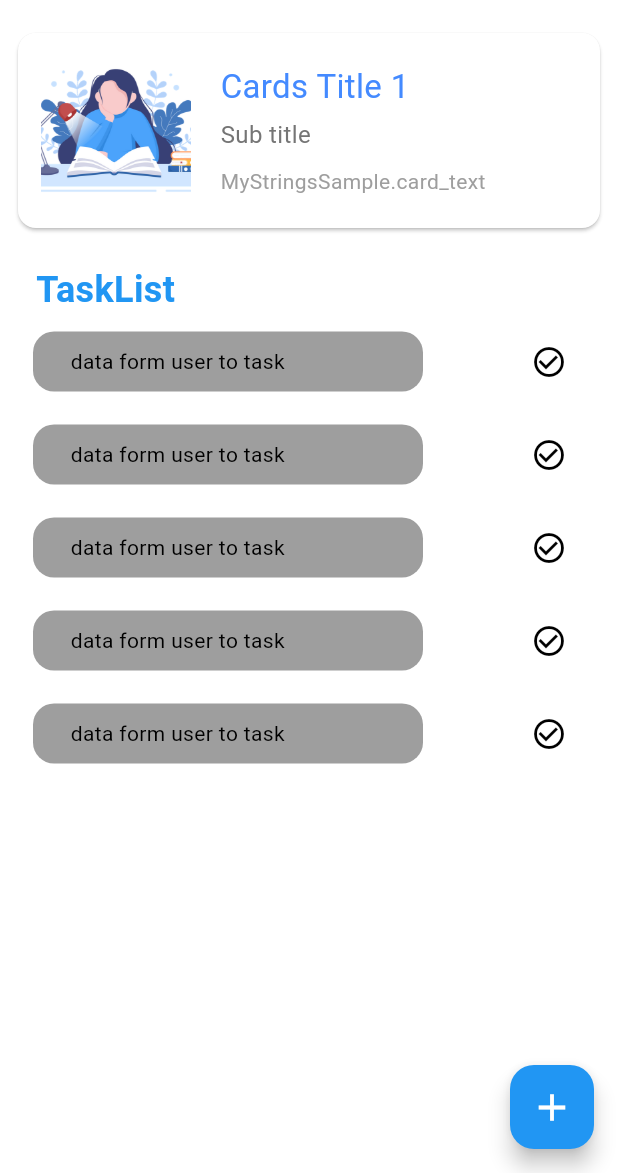
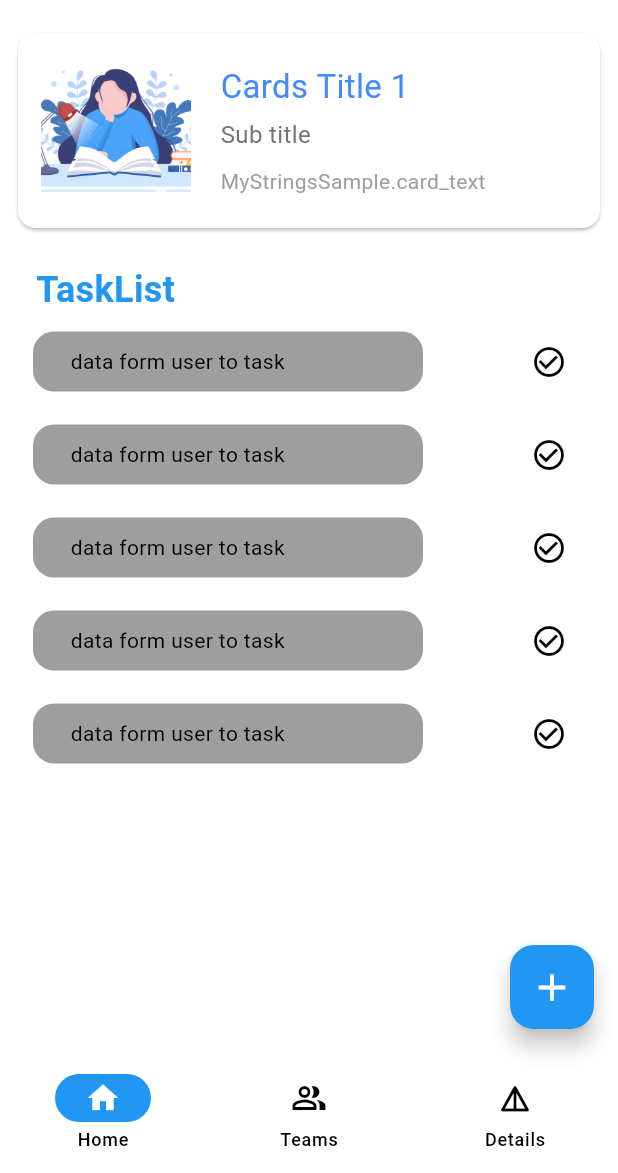
Before and after one commit to Mahmoud4456/Task-management, a Flutter app: the screen it shows after launch, on a phone screen of 412 x 824 dp, the part 63-1236 px from its top. Run offline on Flutter 3.47's test engine with Material 3 defaults, Android fonts, the phone set to English and light mode, and no system bars; our stand-ins replace firebase_core; accounts and stored records are empty.

Commit message:
bottom navigation bar

```diff
--- a/lib/core/utils/colors.dart
+++ b/lib/core/utils/colors.dart
@@ -2,3 +2,4 @@ import 'package:flutter/material.dart';
 
 const primaryColor = Colors.blue ;
 const primaryTextColor = Colors.black ;
+const Color iconColor =   Colors.white ;
--- a/lib/features/home_feature/presentation/view/home_view.dart
+++ b/lib/features/home_feature/presentation/view/home_view.dart
@@ -1,4 +1,5 @@
 import 'package:flutter/material.dart';
+import 'package:task_manager/features/home_feature/presentation/view/widget/custom_bottom_navigation_bar.dart';
 import 'package:task_manager/features/home_feature/presentation/view/widget/custom_floating_action_button.dart';
 import 'package:task_manager/features/home_feature/presentation/view/widget/home_app_bar.dart';
 import 'package:task_manager/features/home_feature/presentation/view/widget/home_view_body.dart';
@@ -12,6 +13,7 @@ class HomeView extends StatelessWidget {
       appBar: PreferredSize(preferredSize: Size(double.infinity, 60), child: HomeAppBar()),
       body:  HomeViewBody(),
       floatingActionButton: CustomFloatingActionButton(),
+      bottomNavigationBar: CustomBottomNavigationBar(),
     );
   }
 }
--- /dev/null
+++ b/lib/features/home_feature/presentation/view/widget/custom_bottom_navigation_bar.dart
@@ -0,0 +1,45 @@
+import 'package:flutter/material.dart';
+import 'package:task_manager/core/utils/colors.dart';
+
+class CustomBottomNavigationBar extends StatefulWidget {
+  const CustomBottomNavigationBar({super.key});
+
+  @override
+  State<CustomBottomNavigationBar> createState() => _CustomBottomNavigationBarState();
+}
+
+class _CustomBottomNavigationBarState extends State<CustomBottomNavigationBar> {
+  int currentPageIndex = 0;
+
+  @override
+  Widget build(BuildContext context) {
+
+    return NavigationBar(
+      onDestinationSelected: (int index) {
+        setState(() {
+          currentPageIndex = index;
+        });
+      },
+      indicatorColor: primaryColor,
+      selectedIndex: currentPageIndex,
+      destinations: const <Widget>[
+        NavigationDestination(
+          selectedIcon: Icon(Icons.home , color: iconColor,),
+          icon: Icon(Icons.home_outlined),
+          label: 'Home',
+        ),
+        NavigationDestination(
+          selectedIcon: Icon(Icons.people_outlined , color: iconColor,),
+          icon:  Icon(Icons.people_alt_outlined , ),
+          label: 'Teams',
+        ),
+        NavigationDestination(
+          selectedIcon: Icon(Icons.details_rounded, color:iconColor,),
+          label: "Details",
+          icon: Icon(Icons.details_rounded),
+        ),
+      ],
+    ) ;
+
+  }
+}
```
